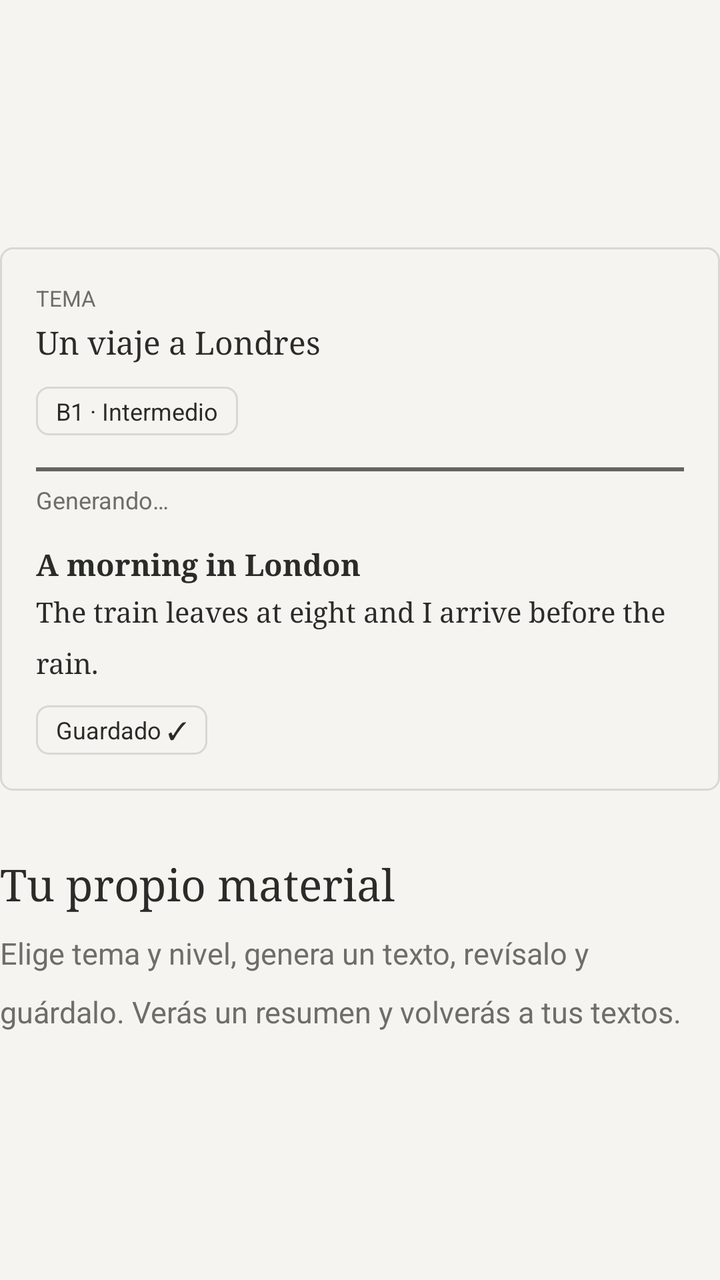
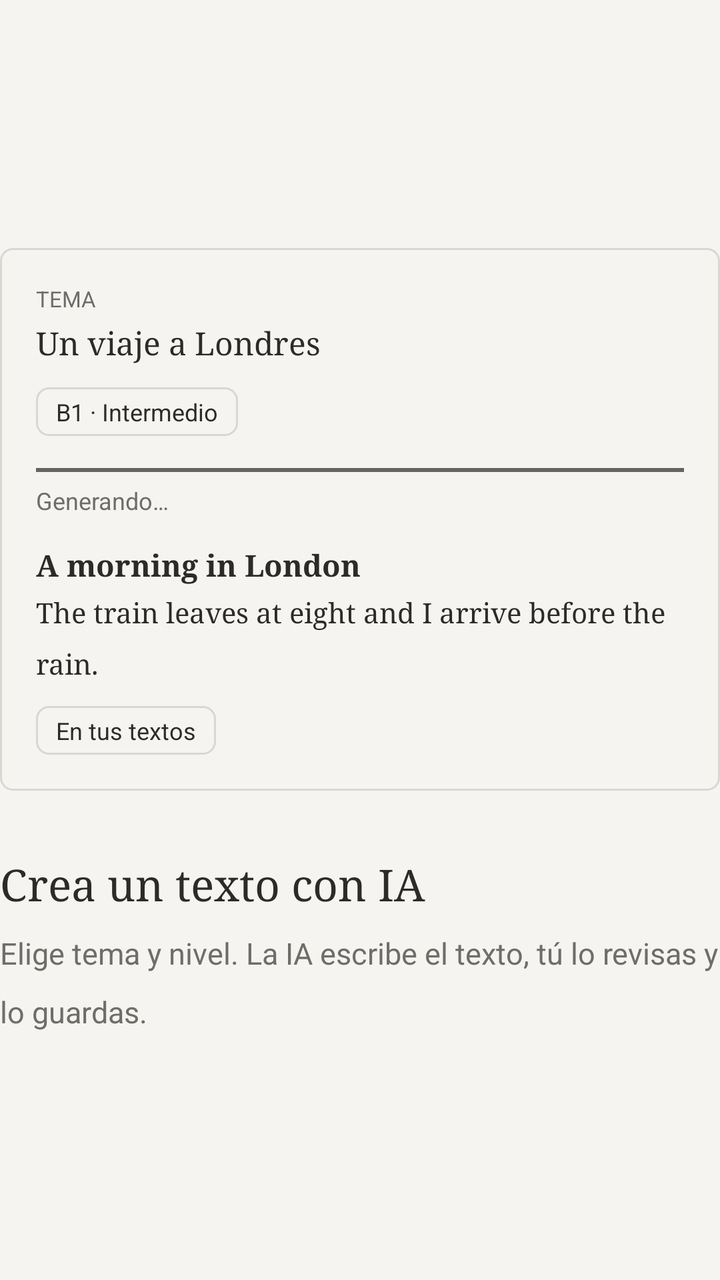

Before-and-after screenshots of an Android layout around one commit, followed by the original layout XML and the change that was made.
<!-- AndroidManifest.xml: application theme Theme.Leelo -->
<!-- res/layout/onboarding_page_generate.xml -->
<?xml version="1.0" encoding="utf-8"?>
<LinearLayout xmlns:android="http://schemas.android.com/apk/res/android"
    android:layout_width="match_parent"
    android:layout_height="match_parent"
    android:gravity="center_vertical"
    android:orientation="vertical">

    <LinearLayout
        android:id="@+id/pageVisual"
        android:layout_width="match_parent"
        android:layout_height="wrap_content"
        android:background="@drawable/bg_word_dialog"
        android:orientation="vertical"
        android:padding="18dp">

        <TextView
            android:layout_width="wrap_content"
            android:layout_height="wrap_content"
            android:text="TEMA"
            android:textColor="?attr/colorOnSurfaceVariant"
            android:textSize="11sp" />

        <TextView
            android:layout_width="match_parent"
            android:layout_height="wrap_content"
            android:layout_marginTop="4dp"
            android:fontFamily="serif"
            android:text="Un viaje a Londres"
            android:textColor="?attr/colorOnSurface"
            android:textSize="16sp" />

        <TextView
            android:layout_width="wrap_content"
            android:layout_height="wrap_content"
            android:layout_marginTop="12dp"
            android:background="@drawable/bg_state_chip"
            android:paddingStart="10dp"
            android:paddingTop="4dp"
            android:paddingEnd="10dp"
            android:paddingBottom="4dp"
            android:text="B1 · Intermedio"
            android:textColor="?attr/colorOnSurface"
            android:textSize="12sp" />

        <LinearLayout
            android:id="@+id/generatingRow"
            android:layout_width="match_parent"
            android:layout_height="wrap_content"
            android:layout_marginTop="16dp"
            android:orientation="vertical">

            <View
                android:id="@+id/demoProgress"
                android:layout_width="match_parent"
                android:layout_height="2dp"
                android:background="?attr/colorPrimary" />

            <TextView
                android:layout_width="wrap_content"
                android:layout_height="wrap_content"
                android:layout_marginTop="6dp"
                android:text="Generando…"
                android:textColor="?attr/colorOnSurfaceVariant"
                android:textSize="12sp" />
        </LinearLayout>

        <LinearLayout
            android:id="@+id/demoResult"
            android:layout_width="match_parent"
            android:layout_height="wrap_content"
            android:layout_marginTop="14dp"
            android:orientation="vertical">

            <TextView
                android:layout_width="match_parent"
                android:layout_height="wrap_content"
                android:fontFamily="serif"
                android:text="A morning in London"
                android:textColor="?attr/colorOnSurface"
                android:textSize="15sp"
                android:textStyle="bold" />

            <TextView
                android:layout_width="match_parent"
                android:layout_height="wrap_content"
                android:layout_marginTop="4dp"
                android:fontFamily="serif"
                android:lineSpacingMultiplier="1.5"
                android:text="The train leaves at eight and I arrive before the rain."
                android:textColor="?attr/colorOnSurface"
                android:textSize="14sp" />
        </LinearLayout>

        <TextView
            android:id="@+id/demoSavedChip"
            android:layout_width="wrap_content"
            android:layout_height="wrap_content"
            android:layout_marginTop="12dp"
            android:background="@drawable/bg_state_chip"
            android:paddingStart="10dp"
            android:paddingTop="4dp"
            android:paddingEnd="10dp"
            android:paddingBottom="4dp"
            android:text="Guardado ✓"
            android:textColor="?attr/colorOnSurface"
            android:textSize="12sp" />
    </LinearLayout>

    <TextView
        android:id="@+id/pageTitle"
        android:layout_width="wrap_content"
        android:layout_height="wrap_content"
        android:layout_marginTop="32dp"
        android:fontFamily="serif"
        android:text="Tu propio material"
        android:textColor="?attr/colorOnSurface"
        android:textSize="22sp" />

    <TextView
        android:id="@+id/pageBody"
        android:layout_width="match_parent"
        android:layout_height="wrap_content"
        android:layout_marginTop="10dp"
        android:lineSpacingMultiplier="1.6"
        android:text="Elige tema y nivel, genera un texto, revísalo y guárdalo. Verás un resumen y volverás a tus textos."
        android:textColor="?attr/colorOnSurfaceVariant"
        android:textSize="15sp" />

</LinearLayout>
<!-- resources referenced by this layout -->
<resources>
  <!-- drawable bg_state_chip (drawable) -->
  <?xml version="1.0" encoding="utf-8"?>
  <shape xmlns:android="http://schemas.android.com/apk/res/android"
      android:shape="rectangle">
      <corners android:radius="6dp" />
      <solid android:color="@android:color/transparent" />
      <stroke
          android:width="1dp"
          android:color="@color/line" />
  </shape>
  <!-- drawable bg_word_dialog (drawable) -->
  <?xml version="1.0" encoding="utf-8"?>
  <shape xmlns:android="http://schemas.android.com/apk/res/android"
      android:shape="rectangle">
      <solid android:color="?attr/colorSurface" />
      <corners android:radius="6dp" />
      <stroke
          android:width="1dp"
          android:color="?attr/colorOutline" />
      <padding 
          android:left="8dp"
          android:top="8dp"
          android:right="8dp"
          android:bottom="8dp" />
  </shape>
  <style name="Theme.Leelo" parent="Base.Theme.Leelo" />
  <color name="line">#FFD8D7D2</color>
  <style name="Base.Theme.Leelo" parent="Theme.Material3.DayNight.NoActionBar">
          <item name="colorPrimary">@color/accent</item>
          <item name="colorOnPrimary">@color/accent_on</item>
          <item name="colorSecondary">@color/accent</item>
          <item name="colorOnSecondary">@color/accent_on</item>
  
          <item name="android:colorBackground">@color/paper</item>
          <item name="colorOnBackground">@color/ink</item>
          <item name="colorSurface">@color/paper</item>
          <item name="colorOnSurface">@color/ink</item>
          <item name="colorSurfaceVariant">@color/paper</item>
          <item name="colorOnSurfaceVariant">@color/ink_muted</item>
          <item name="colorOutline">@color/line</item>
          <item name="colorOutlineVariant">@color/line</item>
          <item name="colorPrimaryContainer">@color/paper</item>
          <item name="colorSecondaryContainer">@color/paper</item>
  
          <item name="android:statusBarColor">@color/paper</item>
          <item name="android:windowLightStatusBar" tools:targetApi="m">true</item>
          <item name="android:navigationBarColor">@color/paper</item>
          <item name="android:windowBackground">@color/paper</item>
  
          <item name="android:fontFamily">sans-serif</item>
      </style>
  <color name="accent">#FF63635F</color>
  <color name="accent_on">#FFF5F4F1</color>
  <color name="paper">#FFF5F4F1</color>
  <color name="ink">#FF2B2B28</color>
  <color name="ink_muted">#FF6E6E69</color>
</resources>

<!-- the commit's change to res/layout/onboarding_page_generate.xml (unified diff, before → after) -->
@@ -101,7 +101,7 @@
             android:paddingTop="4dp"
             android:paddingEnd="10dp"
             android:paddingBottom="4dp"
-            android:text="Guardado ✓"
+            android:text="En tus textos"
             android:textColor="?attr/colorOnSurface"
             android:textSize="12sp" />
     </LinearLayout>
@@ -112,7 +112,7 @@
         android:layout_height="wrap_content"
         android:layout_marginTop="32dp"
         android:fontFamily="serif"
-        android:text="Tu propio material"
+        android:text="Crea un texto con IA"
         android:textColor="?attr/colorOnSurface"
         android:textSize="22sp" />
 
@@ -122,7 +122,7 @@
         android:layout_height="wrap_content"
         android:layout_marginTop="10dp"
         android:lineSpacingMultiplier="1.6"
-        android:text="Elige tema y nivel, genera un texto, revísalo y guárdalo. Verás un resumen y volverás a tus textos."
+        android:text="Elige tema y nivel. La IA escribe el texto, tú lo revisas y lo guardas."
         android:textColor="?attr/colorOnSurfaceVariant"
         android:textSize="15sp" />
 
